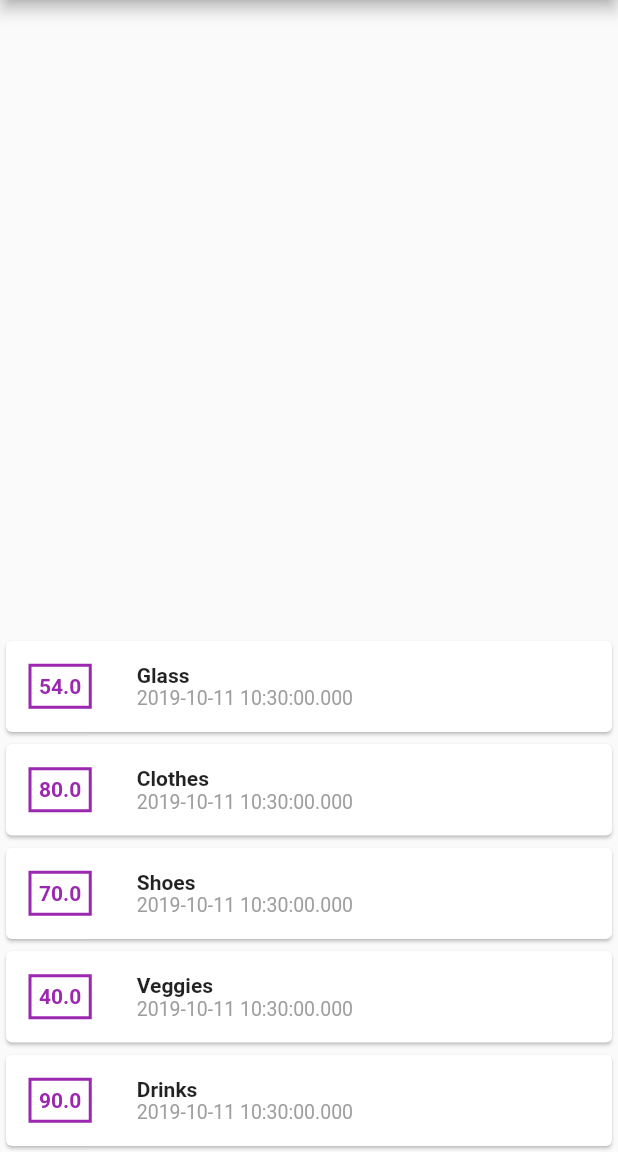
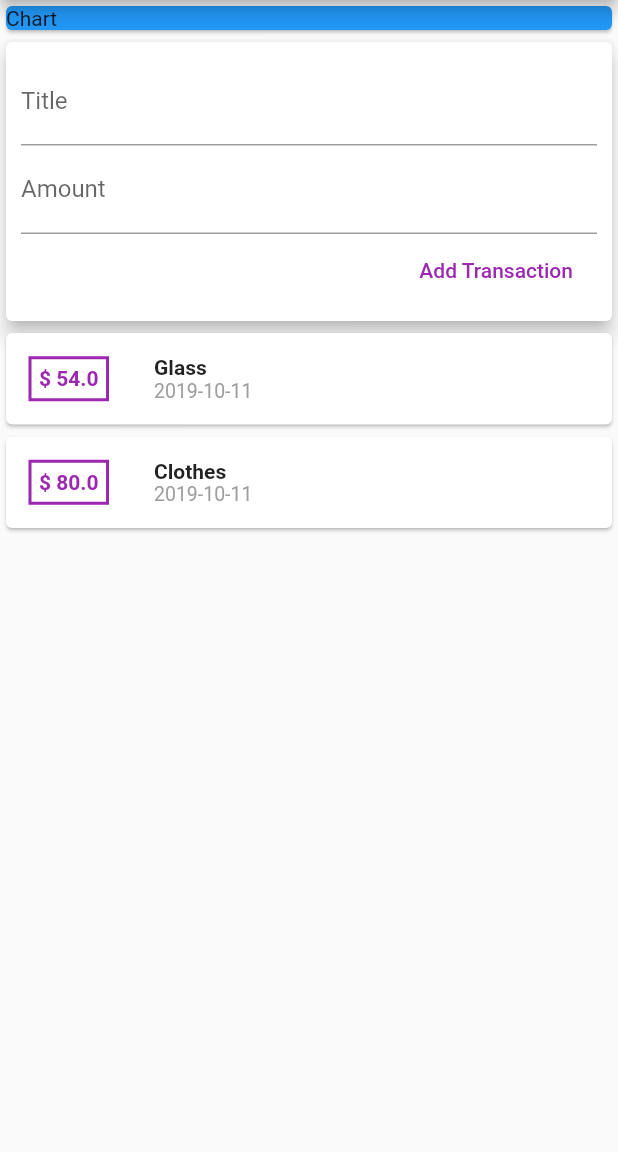
Before and after one commit to GitVaibhav1999/expense-app, a Flutter app: the screen it shows after launch, on a phone screen of 412 x 824 dp, the part 84-1236 px from its top. Run offline on Flutter 3.47's test engine with Material 2 defaults, Android fonts, the phone set to English and light mode, and no system bars.

Commit message:
commit 2

```diff
--- a/lib/main.dart
+++ b/lib/main.dart
@@ -1,6 +1,7 @@
+import 'package:intl/intl.dart';
+import 'package:flutter/material.dart';
+
 import './transaction.dart';
-
-import 'package:flutter/material.dart';
 
 void main() => runApp(MyApp());
 
@@ -18,11 +19,10 @@ class MyHomePage extends StatelessWidget {
   final List<Transaction> transactions = [
     Transaction(id: 't1', title: 'Glass', amount: 54, date: DateTime.now()),
     Transaction(id: 't2', title: 'Clothes', amount: 80, date: DateTime.now()),
-    Transaction(id: 't1', title: 'Shoes', amount: 70, date: DateTime.now()),
-    Transaction(id: 't2', title: 'Veggies', amount: 40, date: DateTime.now()),
-    Transaction(id: 't2', title: 'Drinks', amount: 90, date: DateTime.now()),
+  ];
 
-  ];
+  final titleController  = TextEditingController();
+  final amountController = TextEditingController();
 
   @override
   Widget build(BuildContext context) {
@@ -31,42 +31,67 @@ class MyHomePage extends StatelessWidget {
           backgroundColor: Colors.purple,
           title: Text('Expense App'),
         ),
-        body:
+        body: Column(
+          crossAxisAlignment: CrossAxisAlignment.stretch,
+          children: <Widget>[
+             Container(
 
-            // Container(
-            //     width: double.infinity,
-            //     child: //Card(
-            //     //     color: Colors.blue,
-            //     //     child: Text('Chart')
-            //     //     ))
-            // )
-             Container(
                 width: double.infinity,
-                height: double.maxFinite,
-                child:
+                child: Card(
+                     color: Colors.blue,
+                     child: Text('Chart')
+                     )
+                     ),
+
+                     Card(
+                       elevation: 5,
+                       child: Container(
+
+                         padding: EdgeInsets.all(10),
+
+                         child:Column(
+                           crossAxisAlignment: CrossAxisAlignment.end,
+
+                         children: <Widget>[
+                         TextField(
+                           decoration: InputDecoration(labelText: 'Title'),
+                          controller: titleController,
+
+                           ),
+                         TextField(
+                           decoration: InputDecoration(labelText: 'Amount'),
+                           controller: amountController,
+                           ),
+                         FlatButton(
+                           child: Text('Add Transaction'),
+                           textColor: Colors.purple,
+                           onPressed: () {
+                             print(titleController);
+                             print(amountController);
+                           },
+                         )
+                       ],))
+                     ),
                  Column(
-               mainAxisAlignment: MainAxisAlignment.end,
+                  //  mainAxisAlignment: MainAxisAlignment.end,
                   children: transactions.map((tx) {
                     return Card(
                         child: Row(children: <Widget>[
                       Container(
                           margin: EdgeInsets.all(15.0),
-                    padding:  EdgeInsets.all(5.0),
+                          padding: EdgeInsets.all(5.0),
                           decoration: BoxDecoration(
-                    border: Border.all(color: Colors.purple,width: 2.0),
+                            border:
+                                Border.all(color: Colors.purple, width: 2.0),
                           ),
-                    child: Text(
-                      tx.amount.toString(),
+                          child: Text('\$ ${tx.amount}',
                               style: TextStyle(
                                   fontWeight: FontWeight.bold,
-                        color: Colors.purple
-                      )
-                      )
-                  ),
+                                  color: Colors.purple))),
+
                       Container(
-                    padding:  EdgeInsets.all(15.0),
+                          padding: EdgeInsets.all(15.0),
                           child: Column(
-
                             crossAxisAlignment: CrossAxisAlignment.start,
                             children: <Widget>[
                               Text(
@@ -74,21 +99,21 @@ class MyHomePage extends StatelessWidget {
                                 style: TextStyle(fontWeight: FontWeight.bold),
                               ),
                               Text(
-                        tx.date.toString(),
+                                DateFormat('yyyy-MM-dd').format(tx.date),
                                 style: TextStyle(
                                   fontWeight: FontWeight.w400,
                                   color: Colors.grey,
-                          fontSize: 13,),
+                                  fontSize: 13,
+                                ),
                               )
                             ],
                           ))
-                ])
-                );
+                    ]));
                   }).toList(),
                 )
+          ],
+        )
 
-
-        )
            );
   }
 }
--- a/pubspec.yaml
+++ b/pubspec.yaml
@@ -19,6 +19,7 @@ environment:
 dependencies:
   flutter:
     sdk: flutter
+  intl: ^0.16.0
 
   # The following adds the Cupertino Icons font to your application.
   # Use with the CupertinoIcons class for iOS style icons.
```
Also changed, not shown: pubspec.lock. Lines whose indentation alone changed are shown as unchanged.
